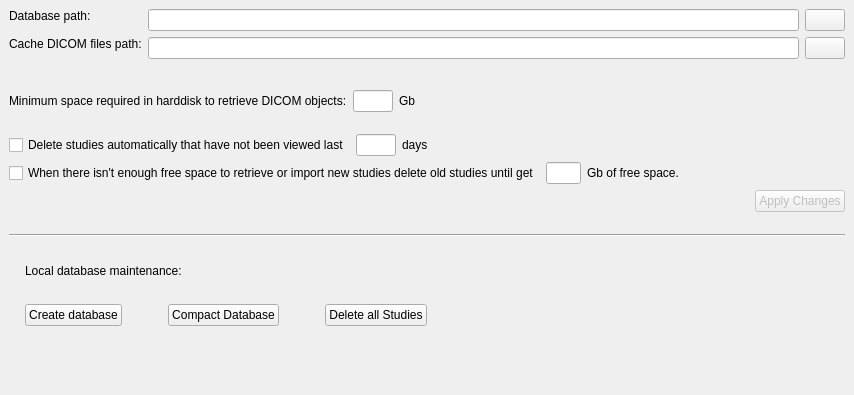
starviewer-medical/starviewer, file starviewer/src/inputoutput/qlocaldatabaseconfigurationscreenbase.ui: the form before one commit.
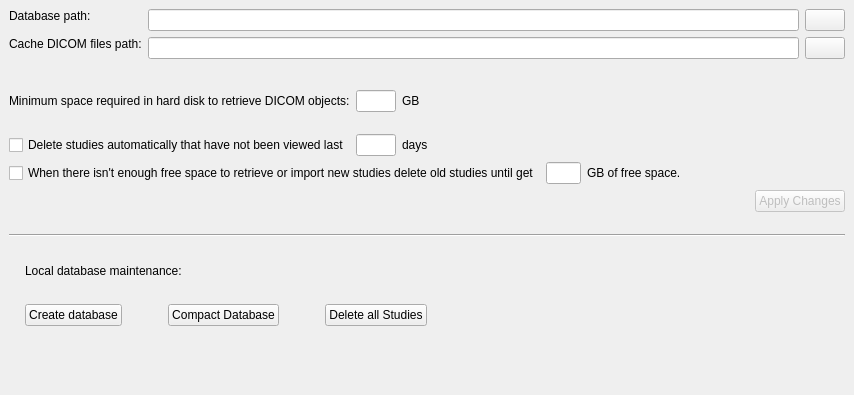
The form after the commit. Icons and pictures are not drawn.

```diff
--- a/starviewer/src/inputoutput/qlocaldatabaseconfigurationscreenbase.ui
+++ b/starviewer/src/inputoutput/qlocaldatabaseconfigurationscreenbase.ui
@@ -307,7 +307,7 @@
      <item>
       <widget class="QLabel" name="textLabel3_7">
        <property name="text">
-        <string>Minimum space required in harddisk to retrieve DICOM objects:</string>
+        <string>Minimum space required in hard disk to retrieve DICOM objects:</string>
        </property>
       </widget>
      </item>
@@ -330,7 +330,7 @@
      <item>
       <widget class="QLabel" name="textLabel4_6">
        <property name="text">
-        <string>Gb</string>
+        <string>GB</string>
        </property>
       </widget>
      </item>
@@ -436,7 +436,7 @@
      <item>
       <widget class="QLabel" name="label_4">
        <property name="text">
-        <string>Gb of free space.</string>
+        <string>GB of free space.</string>
        </property>
       </widget>
      </item>
```
